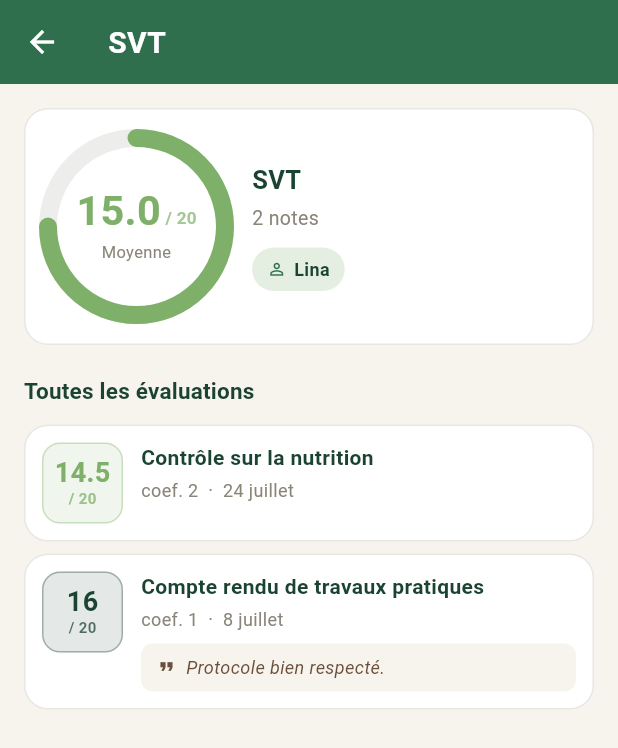
After one commit to BYecir02/dart-myb, a Flutter app: the screen it shows once a user with an empty profile is signed in, after a tap on "Générer mes données", after a tap on "SVT", on a phone screen of 412 x 824 dp. The commit adds this screen. Shown: the top 748 px of the screen. Run offline on Flutter 3.47's test engine with Material 3 defaults, Android fonts, the phone set to English and light mode, and no system bars; our stand-ins replace cloud_firestore, firebase_auth, firebase_core, flutter_riverpod, shared_preferences; accounts and stored records are empty.

Commit message:
feat(notes): ajouter le detail d une matiere

```diff
--- /dev/null
+++ b/azonline/lib/pages/page_detail_matiere.dart
@@ -0,0 +1,169 @@
+import 'package:flutter/material.dart';
+import 'package:flutter_riverpod/flutter_riverpod.dart';
+
+import '../fournisseurs/fournisseurs.dart';
+import '../modeles/enfant.dart';
+import '../modeles/moyenne_matiere.dart';
+import '../modeles/note.dart';
+import '../theme/theme_nature.dart';
+import '../widgets/carte_note.dart';
+import '../widgets/jauge_moyenne.dart';
+
+/// Détail d'une matière : toutes les évaluations et la moyenne associée.
+///
+/// La page reçoit un simple nom de matière plutôt qu'une liste de notes. Elle
+/// reste ainsi branchée sur les providers : si une note est ajoutée en base
+/// pendant la consultation, l'écran se met à jour tout seul.
+///
+/// Aucune requête supplémentaire n'est déclenchée : les notes de l'enfant sont
+/// déjà chargées, `notesDeLaMatiereProvider` se contente de les filtrer.
+class PageDetailMatiere extends ConsumerWidget {
+  final String matiere;
+
+  const PageDetailMatiere({super.key, required this.matiere});
+
+  @override
+  Widget build(BuildContext context, WidgetRef ref) {
+    final List<Note> notes = ref.watch(notesDeLaMatiereProvider(matiere));
+    final Enfant? enfant = ref.watch(enfantSelectionneProvider);
+    final MoyenneMatiere moyenne = MoyenneMatiere.depuisNotes(matiere, notes);
+
+    return Scaffold(
+      appBar: AppBar(title: Text(matiere)),
+      body: notes.isEmpty
+          ? _aucuneNote(context)
+          : ListView(
+              padding: const EdgeInsets.all(MesuresNature.margeEcran),
+              children: [
+                _entete(moyenne, enfant),
+                const SizedBox(height: MesuresNature.espaceBloc),
+                Text(
+                  'Toutes les évaluations',
+                  style: Theme.of(context).textTheme.titleMedium,
+                ),
+                const SizedBox(height: 10),
+                // La matière est masquée sur chaque ligne : elle est déjà dans
+                // le titre de la page, la répéter n'apprendrait rien.
+                ...notes.map(
+                  (note) => Padding(
+                    padding: const EdgeInsets.only(bottom: 8),
+                    child: CarteNote(note: note, avecMatiere: false),
+                  ),
+                ),
+              ],
+            ),
+    );
+  }
+
+  /// Carte de synthèse : moyenne de la matière et volume d'évaluations.
+  Widget _entete(MoyenneMatiere moyenne, Enfant? enfant) {
+    return Card(
+      child: Padding(
+        padding: const EdgeInsets.symmetric(vertical: 20, horizontal: 16),
+        child: Row(
+          children: [
+            JaugeMoyenne(
+              moyenne: moyenne.valeur,
+              legende: 'Moyenne',
+              taille: 118,
+            ),
+            const SizedBox(width: 18),
+            Expanded(
+              child: Column(
+                crossAxisAlignment: CrossAxisAlignment.start,
+                children: [
+                  Text(
+                    matiere,
+                    style: const TextStyle(
+                      color: PaletteNature.vertProfond,
+                      fontSize: 17,
+                      fontWeight: FontWeight.bold,
+                    ),
+                  ),
+                  const SizedBox(height: 4),
+                  Text(
+                    moyenne.affichageNombreDeNotes,
+                    style: const TextStyle(
+                      color: PaletteNature.pierre,
+                      fontSize: 13,
+                    ),
+                  ),
+                  if (enfant != null) ...[
+                    const SizedBox(height: 10),
+                    _etiquetteEnfant(enfant),
+                  ],
+                ],
+              ),
+            ),
+          ],
+        ),
+      ),
+    );
+  }
+
+  /// Rappel de l'enfant concerné.
+  ///
+  /// La page étant ouverte par-dessus le tableau de bord, la barre supérieure
+  /// affiche le nom de la matière et non plus le sélecteur d'enfant. Ce rappel
+  /// évite toute ambiguïté chez un parent qui suit deux enfants.
+  Widget _etiquetteEnfant(Enfant enfant) {
+    return Container(
+      padding: const EdgeInsets.symmetric(horizontal: 10, vertical: 6),
+      decoration: BoxDecoration(
+        color: PaletteNature.vertTendre.withValues(alpha: 0.20),
+        borderRadius: BorderRadius.circular(20),
+      ),
+      child: Row(
+        mainAxisSize: MainAxisSize.min,
+        children: [
+          const Icon(
+            Icons.person_outline,
+            size: 13,
+            color: PaletteNature.vertFeuille,
+          ),
+          const SizedBox(width: 5),
+          Flexible(
+            child: Text(
+              enfant.prenom,
+              overflow: TextOverflow.ellipsis,
+              style: const TextStyle(
+                color: PaletteNature.vertProfond,
+                fontSize: 12,
+                fontWeight: FontWeight.w600,
+              ),
+            ),
+          ),
+        ],
+      ),
+    );
+  }
+
+  /// Affiché si la matière n'a plus aucune note.
+  ///
+  /// Peu probable en pratique, puisqu'on arrive ici depuis une moyenne qui
+  /// existe, mais possible si la dernière note est supprimée pendant la
+  /// consultation.
+  Widget _aucuneNote(BuildContext context) {
+    return Center(
+      child: Padding(
+        padding: const EdgeInsets.all(MesuresNature.margeEcran),
+        child: Column(
+          mainAxisAlignment: MainAxisAlignment.center,
+          children: [
+            const Icon(
+              Icons.assignment_outlined,
+              size: 48,
+              color: PaletteNature.pierre,
+            ),
+            const SizedBox(height: 12),
+            Text(
+              'Aucune note en $matiere',
+              textAlign: TextAlign.center,
+              style: Theme.of(context).textTheme.titleMedium,
+            ),
+          ],
+        ),
+      ),
+    );
+  }
+}
--- a/azonline/lib/pages/page_principale.dart
+++ b/azonline/lib/pages/page_principale.dart
@@ -6,6 +6,7 @@ import '../modeles/enfant.dart';
 import '../outils/peupler_base.dart';
 import '../theme/theme_nature.dart';
 import '../widgets/selecteur_enfant.dart';
+import 'page_detail_matiere.dart';
 import 'page_tableau_de_bord.dart';
 
 /// Coquille de l'application une fois le parent connecté.
@@ -105,8 +106,21 @@ class _EtatPagePrincipale extends ConsumerState<PagePrincipale> {
         if (enfants.isEmpty) {
           return const EncartBaseVide();
         }
-        return const PageTableauDeBord();
+        return PageTableauDeBord(surMatiereChoisie: _ouvrirLaMatiere);
       },
+    );
+  }
+
+  /// Ouvre le détail d'une matière par-dessus l'onglet courant.
+  ///
+  /// La navigation est déclenchée ici plutôt que dans le tableau de bord :
+  /// celui-ci reste ainsi un écran d'affichage pur, montable seul dans un test
+  /// sans avoir à fournir un Navigator.
+  void _ouvrirLaMatiere(BuildContext context, String matiere) {
+    Navigator.of(context).push(
+      MaterialPageRoute<void>(
+        builder: (context) => PageDetailMatiere(matiere: matiere),
+      ),
     );
   }
 
```
Also changed, not shown: 2 other files.
